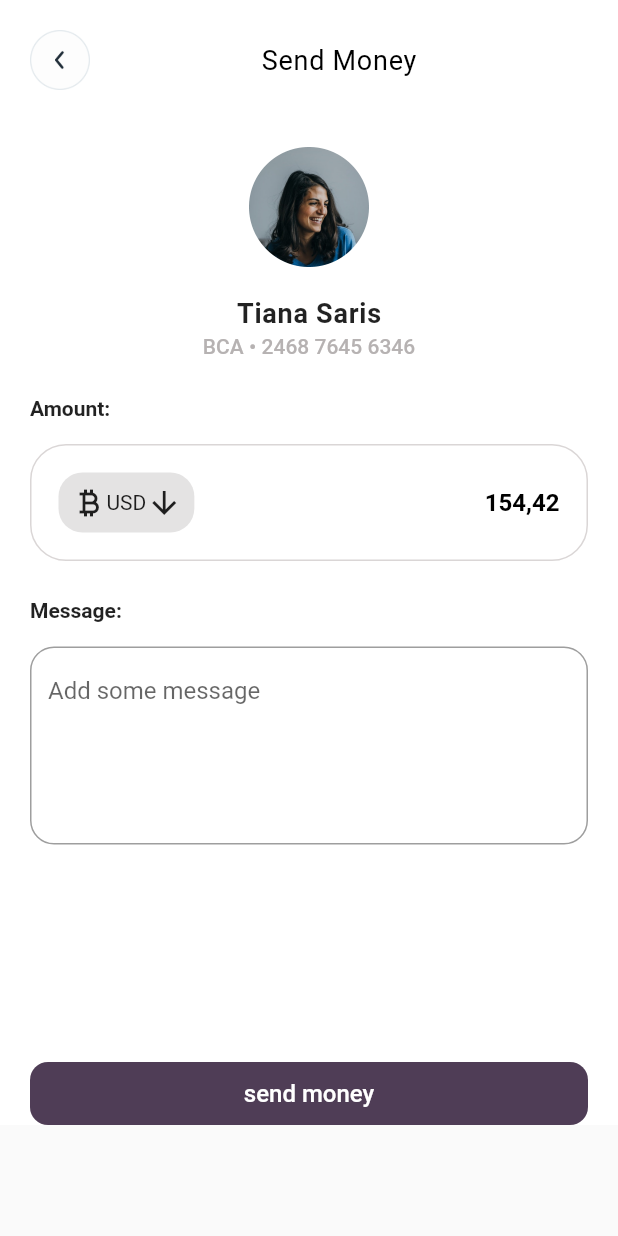
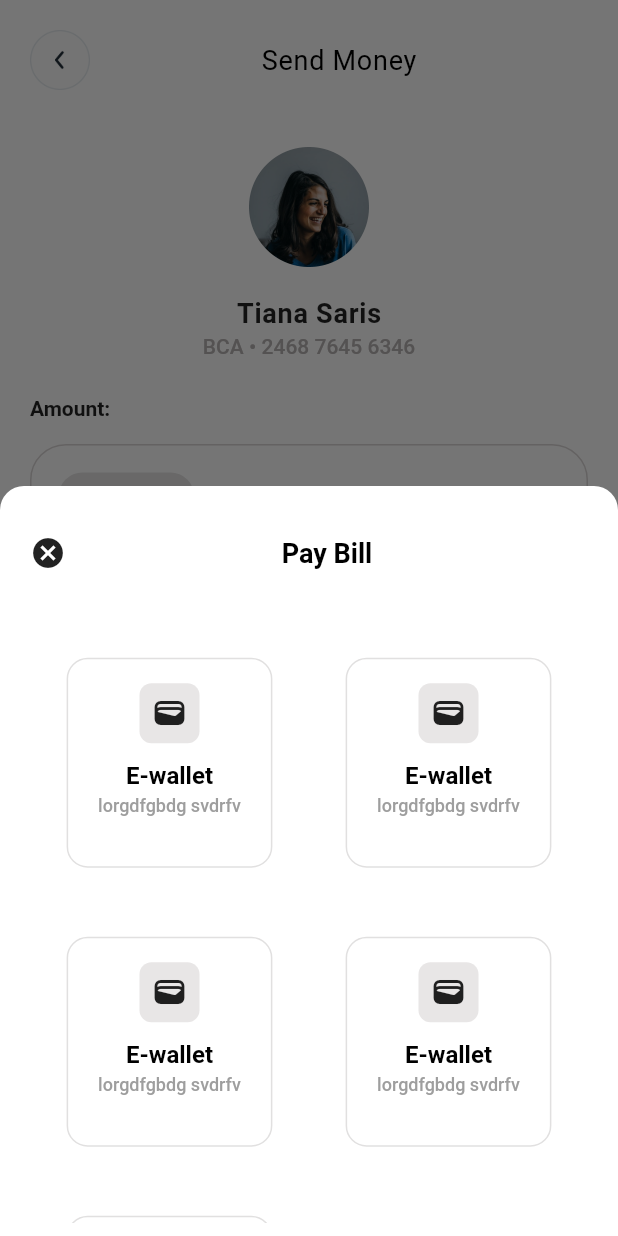
Before and after one commit to Robopicker/purse.ai, a Flutter app: the screen it shows after launch, after a tap on "send money", on a phone screen of 412 x 824 dp. Run offline on Flutter 3.47's test engine with Material 2 defaults, Android fonts, the phone set to English and light mode, and no system bars; our stand-ins replace pinput.

Commit message:
pay bill popup completed

```diff
--- /dev/null
+++ b/lib/Views/Bills/PayBillPopup.dart
@@ -0,0 +1,67 @@
+import 'package:flutter/material.dart';
+
+ showPayBillPopup(BuildContext context) {
+  Widget _billContent() {
+   return  SizedBox(height: 400, child: GridView.count(
+  // Create a grid with 2 columns. If you change the scrollDirection to
+  // horizontal, this produces 2 rows.
+  crossAxisCount: 2,
+  // Generate 100 widgets that display their index in the List.
+  children: List.generate(5, (index) {
+    return GestureDetector(onTap: () => {
+      print(index)
+    }, child: Center(
+      child: Container(
+        height: 140,
+        padding: EdgeInsets.only(top: 16, left: 20, right: 20),
+        decoration: BoxDecoration(borderRadius: BorderRadius.circular(14), color: Colors.white, border: Border.all(width: 1, color: Color.fromARGB(255, 225, 224, 224), )),
+        child: Column(
+          children: [Container(
+            padding: EdgeInsets.all(8),
+            decoration: BoxDecoration(color: Color.fromARGB(255, 232, 230, 230),
+            borderRadius: BorderRadius.circular(8)),
+            child: Icon(Icons.wallet)),
+          SizedBox(height: 12),
+          Text('E-wallet', style: TextStyle(color: Colors.black, fontSize: 16, fontWeight: FontWeight.w600),),
+          SizedBox(height: 4),
+          Text('lorgdfgbdg svdrfv', style: TextStyle(color: Colors.grey, fontWeight: FontWeight.w500,fontSize: 12),)
+          ],
+
+
+      ),)
+    ));
+  }),
+));
+  }
+  return (
+      showModalBottomSheet(
+        shape: RoundedRectangleBorder(
+            borderRadius: BorderRadius.vertical(top: Radius.circular(16.0))),
+        backgroundColor: Colors.white,
+        context: context,
+        isScrollControlled: true,
+        builder: (context) => Padding(
+          padding: EdgeInsets.only(
+                        bottom: MediaQuery.of(context).viewInsets.bottom),
+          child: SizedBox(height:500, child: Container(
+            padding: EdgeInsets.only(top: 24, left: 20, right: 20),
+            child: Column(
+                crossAxisAlignment: CrossAxisAlignment.start,
+                mainAxisSize: MainAxisSize.min,
+                mainAxisAlignment: MainAxisAlignment.center,
+                children: [
+                  Row(children: [GestureDetector(
+                    onTap: () => {
+                      Navigator.pop(context)
+                    },
+                    child: Icon(Icons.cancel),
+                  ), Expanded(flex: 1, child:  Center(child: Text('Pay Bill', style: TextStyle(color: Colors.black, fontSize: 18, fontWeight: FontWeight.w600),))),
+                  ],),
+                  SizedBox(height: 35,),
+                   _billContent()
+                ]
+              )),
+        )))
+    );
+
+}
--- a/lib/Views/Send/SendMoneySummaryPage.dart
+++ b/lib/Views/Send/SendMoneySummaryPage.dart
@@ -3,6 +3,7 @@ import 'package:flutter/src/widgets/container.dart';
 import 'package:flutter/src/widgets/framework.dart';
 import 'package:purse_ai_app/Component/GenericButton.dart';
 import 'package:purse_ai_app/Component/GenericHeader.dart';
+import 'package:purse_ai_app/Views/Bills/PAyBillPopup.dart';
 
 class SendMoneySummaryPage extends StatefulWidget {
   const SendMoneySummaryPage({super.key});
@@ -73,7 +74,7 @@ class _MyWidgetState extends State<SendMoneySummaryPage> {
     );
   }
   onClick() {
-
+    showPayBillPopup(context);
   }
   Widget _payCta() {
     return GenericButton(title: 'send money', onCallback: onClick) ;
```
